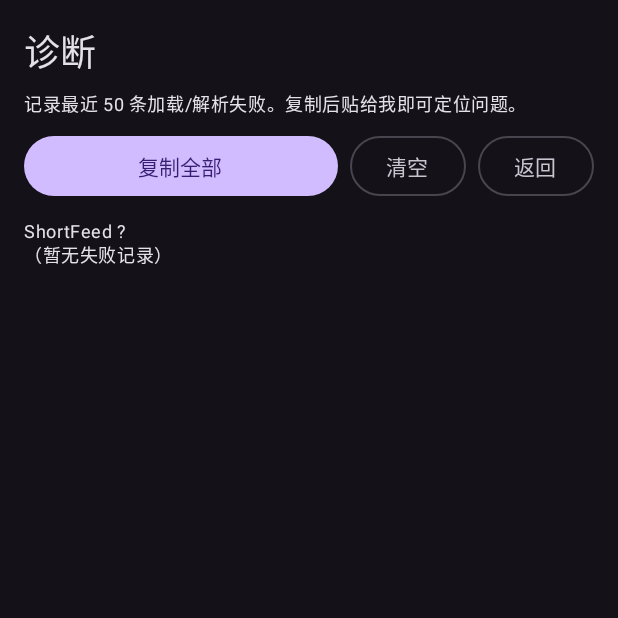
After one commit to ITX0516/video, an Android app built with Jetpack Compose: the DiagnosticsActivity screen opened directly, with no data from a screen before it, on a phone screen of 412 x 824 dp, the top half of it. The commit adds this screen. Run offline under Robolectric (Android 15) with nearby library versions, the phone set to English and light mode, and no system bars; network calls fail.

Commit message:
feat(P0): library entries re-resolve fresh play URLs by platform+id (Bili view->cid->playurl, Douyin share-page best effort with saved-URL fallback); 500MB LRU disk cache via CacheDataSource for all playback; diagnostics ring buffer + copyable diagnostics page; add docs/REGRESSION.md device checklist; v1.16

```diff
--- a/ShortFeed/app/build.gradle.kts
+++ b/ShortFeed/app/build.gradle.kts
@@ -12,8 +12,8 @@ android {
         applicationId = "com.shortfeed.app"
         minSdk = 24
         targetSdk = 35
-        versionCode = 16
-        versionName = "1.15"
+        versionCode = 17
+        versionName = "1.16"
     }
 
     buildTypes {
@@ -58,6 +58,8 @@ dependencies {
     implementation(libs.androidx.lifecycle.runtime.compose)
     implementation(libs.androidx.media3.exoplayer)
     implementation(libs.androidx.media3.ui)
+    implementation(libs.androidx.media3.datasource)
+    implementation(libs.androidx.media3.database)
     implementation(libs.okhttp)
 
     debugImplementation(libs.androidx.ui.tooling)
--- a/ShortFeed/app/src/main/AndroidManifest.xml
+++ b/ShortFeed/app/src/main/AndroidManifest.xml
@@ -50,6 +50,11 @@
             android:configChanges="orientation|screenSize|screenLayout|keyboardHidden"
             android:theme="@style/Theme.ShortFeed.Immersive" />
 
+        <!-- Recent playback failures, copyable as text for bug reports. -->
+        <activity
+            android:name=".DiagnosticsActivity"
+            android:theme="@style/Theme.ShortFeed" />
+
     </application>
 
 </manifest>
--- /dev/null
+++ b/ShortFeed/app/src/main/java/com/shortfeed/app/Diagnostics.kt
@@ -0,0 +1,40 @@
+package com.shortfeed.app
+
+import java.text.SimpleDateFormat
+import java.util.Date
+import java.util.Locale
+
+/**
+ * Tiny in-memory ring buffer of playback/resolution failures.
+ *
+ * Bug reports so far have been screenshots of a black screen. Instead, every failure is recorded
+ * here with its platform, video id and error code, and can be copied as text from the diagnostics
+ * page. Nothing leaves the device unless the user pastes it somewhere.
+ */
+object Diagnostics {
+
+    data class Entry(val at: Long, val platform: String, val id: String, val message: String)
+
+    private const val MAX_ENTRIES = 50
+    private val entries = ArrayDeque<Entry>()
+
+    @Synchronized
+    fun record(platform: String, id: String, message: String) {
+        entries.addLast(Entry(System.currentTimeMillis(), platform, id, message))
+        while (entries.size > MAX_ENTRIES) entries.removeFirst()
+    }
+
+    @Synchronized
+    fun snapshot(): List<Entry> = entries.toList().asReversed() // newest first
+
+    @Synchronized
+    fun clear() = entries.clear()
+
+    fun format(versionName: String): String {
+        val fmt = SimpleDateFormat("MM-dd HH:mm:ss", Locale.US)
+        val body = snapshot().joinToString("\n") { e ->
+            "${fmt.format(Date(e.at))}  ${e.platform}  ${e.id}  ${e.message}"
+        }
+        return "ShortFeed $versionName\n" + (body.ifEmpty { "（暂无失败记录）" })
+    }
+}
--- /dev/null
+++ b/ShortFeed/app/src/main/java/com/shortfeed/app/DiagnosticsActivity.kt
@@ -0,0 +1,82 @@
+package com.shortfeed.app
+
+import android.content.ClipData
+import android.content.ClipboardManager
+import android.os.Bundle
+import android.widget.Toast
+import androidx.activity.ComponentActivity
+import androidx.activity.compose.setContent
+import androidx.activity.enableEdgeToEdge
+import androidx.compose.foundation.layout.Column
+import androidx.compose.foundation.layout.Row
+import androidx.compose.foundation.layout.fillMaxSize
+import androidx.compose.foundation.layout.fillMaxWidth
+import androidx.compose.foundation.layout.padding
+import androidx.compose.foundation.rememberScrollState
+import androidx.compose.foundation.verticalScroll
+import androidx.compose.material3.Button
+import androidx.compose.material3.MaterialTheme
+import androidx.compose.material3.OutlinedButton
+import androidx.compose.material3.Surface
+import androidx.compose.material3.Text
+import androidx.compose.material3.darkColorScheme
+import androidx.compose.ui.Modifier
+import androidx.compose.ui.unit.dp
+
+/** Shows recent playback failures and copies them as text for bug reports. */
+class DiagnosticsActivity : ComponentActivity() {
+
+    override fun onCreate(savedInstanceState: Bundle?) {
+        super.onCreate(savedInstanceState)
+        enableEdgeToEdge()
+        val versionName = packageManager.getPackageInfo(packageName, 0).versionName ?: "?"
+        setContent {
+            MaterialTheme(colorScheme = darkColorScheme()) {
+                Surface(
+                    modifier = Modifier.fillMaxSize(),
+                    color = MaterialTheme.colorScheme.background,
+                ) {
+                    Column(modifier = Modifier.fillMaxSize().padding(16.dp)) {
+                        Text("诊断", style = MaterialTheme.typography.headlineSmall)
+                        Text(
+                            "记录最近 50 条加载/解析失败。复制后贴给我即可定位问题。",
+                            style = MaterialTheme.typography.bodySmall,
+                            modifier = Modifier.padding(vertical = 8.dp),
+                        )
+                        Row(modifier = Modifier.fillMaxWidth()) {
+                            Button(
+                                onClick = {
+                                    val cm = getSystemService(CLIPBOARD_SERVICE) as ClipboardManager
+                                    cm.setPrimaryClip(
+                                        ClipData.newPlainText("diagnostics", Diagnostics.format(versionName)),
+                                    )
+                                    Toast.makeText(this@DiagnosticsActivity, "已复制", Toast.LENGTH_SHORT).show()
+                                },
+                                modifier = Modifier.weight(1f),
+                            ) { Text("复制全部") }
+                            OutlinedButton(
+                                onClick = {
+                                    Diagnostics.clear()
+                                    recreate()
+                                },
+                                modifier = Modifier.padding(start = 8.dp),
+                            ) { Text("清空") }
+                            OutlinedButton(
+                                onClick = { finish() },
+                                modifier = Modifier.padding(start = 8.dp),
+                            ) { Text("返回") }
+                        }
+                        Text(
+                            text = Diagnostics.format(versionName),
+                            style = MaterialTheme.typography.bodySmall,
+                            modifier = Modifier
+                                .fillMaxWidth()
+                                .padding(top = 12.dp)
+                                .verticalScroll(rememberScrollState()),
+                        )
+                    }
+                }
+            }
+        }
+    }
+}
--- a/ShortFeed/app/src/main/java/com/shortfeed/app/library/LibraryActivity.kt
+++ b/ShortFeed/app/src/main/java/com/shortfeed/app/library/LibraryActivity.kt
@@ -51,6 +51,7 @@ class LibraryActivity : ComponentActivity() {
                         onPlay = { item ->
                             startActivity(
                                 Intent(this, LibraryPlayerActivity::class.java).apply {
+                                    putExtra(LibraryPlayerActivity.EXTRA_ID, item.id)
                                     putExtra(LibraryPlayerActivity.EXTRA_URL, item.playUrl)
                                     putExtra(LibraryPlayerActivity.EXTRA_PLATFORM, item.platform.name)
                                     putExtra(LibraryPlayerActivity.EXTRA_TITLE, item.title)
@@ -121,7 +122,8 @@ private fun LibraryScreen(
             }
         }
         Text(
-            text = "提示：记录只存本机。视频直链会过期，较早的条目可能无法播放。",
+            text = "提示：记录只存本机，按视频 id 保存。打开时会重新解析地址；" +
+                "抖音若重新解析失败则退回保存时的地址，可能已过期。",
             style = MaterialTheme.typography.bodySmall,
             modifier = Modifier.padding(16.dp),
         )
--- a/ShortFeed/gradle/libs.versions.toml
+++ b/ShortFeed/gradle/libs.versions.toml
@@ -23,6 +23,8 @@ androidx-material = { group = "com.google.android.material", name = "material",
 androidx-lifecycle-runtime-compose = { group = "androidx.lifecycle", name = "lifecycle-runtime-compose", version.ref = "lifecycle" }
 androidx-media3-exoplayer = { group = "androidx.media3", name = "media3-exoplayer", version.ref = "media3" }
 androidx-media3-ui = { group = "androidx.media3", name = "media3-ui", version.ref = "media3" }
+androidx-media3-datasource = { group = "androidx.media3", name = "media3-datasource", version.ref = "media3" }
+androidx-media3-database = { group = "androidx.media3", name = "media3-database", version.ref = "media3" }
 okhttp = { group = "com.squareup.okhttp3", name = "okhttp", version.ref = "okhttp" }
 
 [plugins]
```
Also changed, not shown: ShortFeed/app/src/main/java/com/shortfeed/app/MainActivity.kt (+9 -0 lines), ShortFeed/app/src/main/java/com/shortfeed/app/data/bilibili/BiliSource.kt (+14 -0 lines), ShortFeed/app/src/main/java/com/shortfeed/app/library/LibraryPlayerActivity.kt (+88 -34 lines), ShortFeed/app/src/main/java/com/shortfeed/app/library/LibraryResolver.kt (added, +83 -0 lines), ShortFeed/app/src/main/java/com/shortfeed/app/player/PlayerScreen.kt (+6 -15 lines), ShortFeed/app/src/main/java/com/shortfeed/app/player/VideoCache.kt (added, +55 -0 lines), 1 other file.
